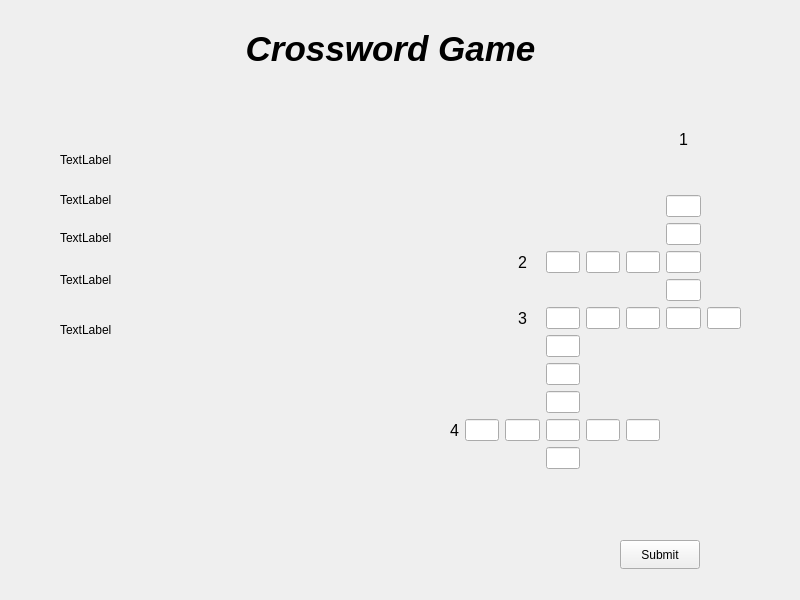
Qt form Crossword_GUI_Project/Crossword_GUI/gamewindow.ui (Mark-S2004/Crossword-Game-Trie) before a commit.
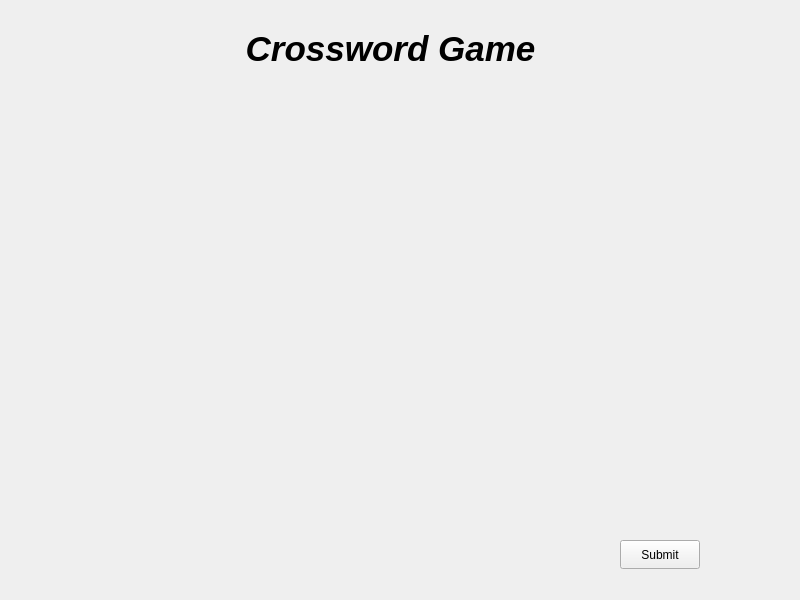
The same form after that commit.

Patch:
```diff
--- a/Crossword_GUI_Project/Crossword_GUI/gamewindow.ui
+++ b/Crossword_GUI_Project/Crossword_GUI/gamewindow.ui
@@ -46,207 +46,7 @@
      <set>Qt::AlignCenter</set>
     </property>
    </widget>
-   <widget class="QLabel" name="fifthrid">
-    <property name="geometry">
-     <rect>
-      <x>60</x>
-      <y>320</y>
-      <width>63</width>
-      <height>20</height>
-     </rect>
-    </property>
-    <property name="text">
-     <string>TextLabel</string>
-    </property>
-   </widget>
-   <widget class="QLabel" name="secrid">
-    <property name="geometry">
-     <rect>
-      <x>60</x>
-      <y>190</y>
-      <width>63</width>
-      <height>20</height>
-     </rect>
-    </property>
-    <property name="text">
-     <string>TextLabel</string>
-    </property>
-   </widget>
-   <widget class="QLabel" name="fourthrid">
-    <property name="geometry">
-     <rect>
-      <x>60</x>
-      <y>270</y>
-      <width>63</width>
-      <height>20</height>
-     </rect>
-    </property>
-    <property name="text">
-     <string>TextLabel</string>
-    </property>
-   </widget>
-   <widget class="QWidget" name="layoutWidget_2">
-    <property name="geometry">
-     <rect>
-      <x>450</x>
-      <y>90</y>
-      <width>291</width>
-      <height>379</height>
-     </rect>
-    </property>
-    <layout class="QGridLayout" name="gridLayout">
-     <item row="10" column="3">
-      <widget class="QLineEdit" name="lineEdit_18"/>
-     </item>
-     <item row="9" column="1">
-      <widget class="QLineEdit" name="lineEdit_20"/>
-     </item>
-     <item row="3" column="6">
-      <widget class="QLineEdit" name="lineEdit_4"/>
-     </item>
-     <item row="9" column="2">
-      <widget class="QLineEdit" name="lineEdit_19"/>
-     </item>
-     <item row="2" column="6">
-      <widget class="QLineEdit" name="lineEdit_3"/>
-     </item>
-     <item row="9" column="5">
-      <widget class="QLineEdit" name="lineEdit_21"/>
-     </item>
-     <item row="1" column="6">
-      <widget class="QLineEdit" name="lineEdit_2"/>
-     </item>
-     <item row="3" column="3">
-      <widget class="QLineEdit" name="lineEdit_11"/>
-     </item>
-     <item row="0" column="6">
-      <widget class="QLabel" name="label">
-       <property name="font">
-        <font>
-         <pointsize>12</pointsize>
-        </font>
-       </property>
-       <property name="text">
-        <string>1</string>
-       </property>
-       <property name="alignment">
-        <set>Qt::AlignCenter</set>
-       </property>
-      </widget>
-     </item>
-     <item row="5" column="3">
-      <widget class="QLineEdit" name="lineEdit_12"/>
-     </item>
-     <item row="5" column="5">
-      <widget class="QLineEdit" name="lineEdit_8"/>
-     </item>
-     <item row="5" column="4">
-      <widget class="QLineEdit" name="lineEdit_10"/>
-     </item>
-     <item row="5" column="7">
-      <widget class="QLineEdit" name="lineEdit_13"/>
-     </item>
-     <item row="8" column="3">
-      <widget class="QLineEdit" name="lineEdit_16"/>
-     </item>
-     <item row="4" column="6">
-      <widget class="QLineEdit" name="lineEdit_5"/>
-     </item>
-     <item row="7" column="3">
-      <widget class="QLineEdit" name="lineEdit_15"/>
-     </item>
-     <item row="9" column="4">
-      <widget class="QLineEdit" name="lineEdit_22"/>
-     </item>
-     <item row="5" column="6">
-      <widget class="QLineEdit" name="lineEdit_6"/>
-     </item>
-     <item row="3" column="4">
-      <widget class="QLineEdit" name="lineEdit_9"/>
-     </item>
-     <item row="6" column="3">
-      <widget class="QLineEdit" name="lineEdit_14"/>
-     </item>
-     <item row="3" column="5">
-      <widget class="QLineEdit" name="lineEdit_7"/>
-     </item>
-     <item row="9" column="3">
-      <widget class="QLineEdit" name="lineEdit_17"/>
-     </item>
-     <item row="9" column="0">
-      <widget class="QLabel" name="label_4">
-       <property name="font">
-        <font>
-         <pointsize>12</pointsize>
-        </font>
-       </property>
-       <property name="text">
-        <string>4</string>
-       </property>
-       <property name="alignment">
-        <set>Qt::AlignCenter</set>
-       </property>
-      </widget>
-     </item>
-     <item row="5" column="2">
-      <widget class="QLabel" name="label_5">
-       <property name="font">
-        <font>
-         <pointsize>12</pointsize>
-        </font>
-       </property>
-       <property name="text">
-        <string>3</string>
-       </property>
-       <property name="alignment">
-        <set>Qt::AlignCenter</set>
-       </property>
-      </widget>
-     </item>
-     <item row="3" column="2">
-      <widget class="QLabel" name="label_3">
-       <property name="font">
-        <font>
-         <pointsize>12</pointsize>
-        </font>
-       </property>
-       <property name="text">
-        <string>2</string>
-       </property>
-       <property name="alignment">
-        <set>Qt::AlignCenter</set>
-       </property>
-      </widget>
-     </item>
-    </layout>
-   </widget>
-   <widget class="QLabel" name="thirdrid">
-    <property name="geometry">
-     <rect>
-      <x>60</x>
-      <y>230</y>
-      <width>63</width>
-      <height>16</height>
-     </rect>
-    </property>
-    <property name="text">
-     <string>TextLabel</string>
-    </property>
-   </widget>
-   <widget class="QLabel" name="firstrid">
-    <property name="geometry">
-     <rect>
-      <x>60</x>
-      <y>150</y>
-      <width>63</width>
-      <height>20</height>
-     </rect>
-    </property>
-    <property name="text">
-     <string>TextLabel</string>
-    </property>
-   </widget>
-   <widget class="QPushButton" name="pushButton_3">
+   <widget class="QPushButton" name="submitBtn">
     <property name="geometry">
      <rect>
       <x>620</x>
@@ -259,6 +59,17 @@
      <string>Submit</string>
     </property>
    </widget>
+   <widget class="QWidget" name="gridLayoutWidget">
+    <property name="geometry">
+     <rect>
+      <x>510</x>
+      <y>110</y>
+      <width>241</width>
+      <height>301</height>
+     </rect>
+    </property>
+    <layout class="QGridLayout" name="gridLayout"/>
+   </widget>
   </widget>
  </widget>
  <resources/>
```
Left out of the diff: 2 changed lines with no effect on the pictures.
